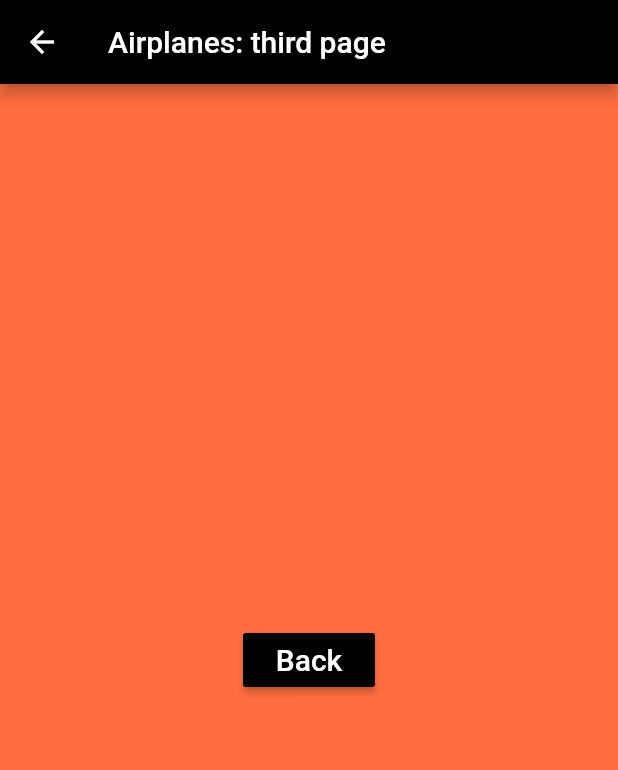
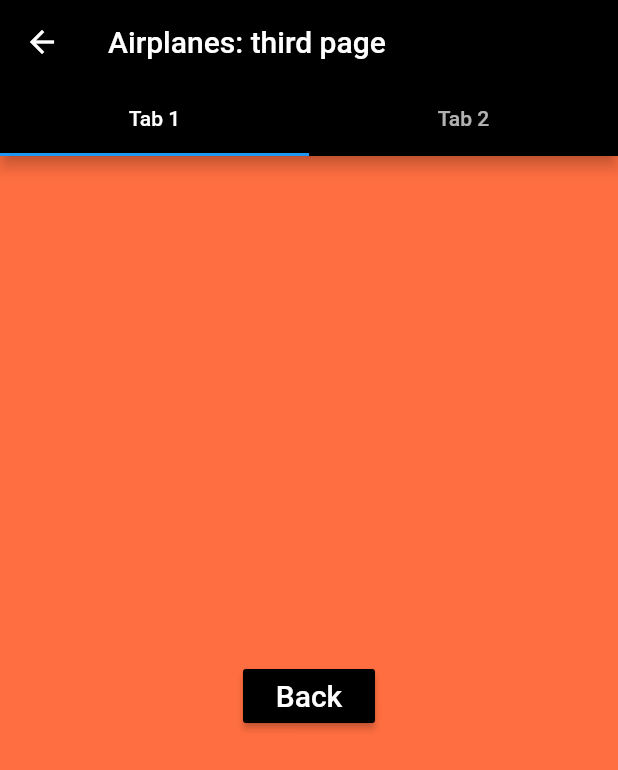
Before and after one commit to GabrielTavares99/app-airplanes-sandbox, a Flutter app: the ThirdPage screen opened directly, on a phone screen of 412 x 824 dp. Shown: the top 770 px of the screen. Run offline on Flutter 3.47's test engine with Material 2 defaults, Android fonts, the phone set to English and light mode, and no system bars; our stand-ins replace fluttertoast; network calls fail.

Commit message:
tabBar: creating simple table bar with two tabs

```diff
--- a/lib/pages/third_page.dart
+++ b/lib/pages/third_page.dart
@@ -5,13 +5,31 @@ import 'package:flutter/material.dart';
 class ThirdPage extends StatelessWidget {
   @override
   Widget build(BuildContext context) {
-    return Scaffold(
-      appBar: AppBar(
-        title: Text(
-          "Airplanes: third page",
+    return DefaultTabController(
+      length: 2,
+      child: Scaffold(
+        appBar: AppBar(
+          title: Text(
+            "Airplanes: third page",
+          ),
+          bottom: TabBar(tabs: [
+            Tab(
+              text: "Tab 1",
+            ),
+            Tab(
+              text: "Tab 2",
+            ),
+          ]),
+        ),
+        body: TabBarView(
+          children: [
+            _body(context),
+            Container(
+              color: Colors.lightGreen,
+            ),
+          ],
         ),
       ),
-      body: _body(context),
     );
   }
 
```
